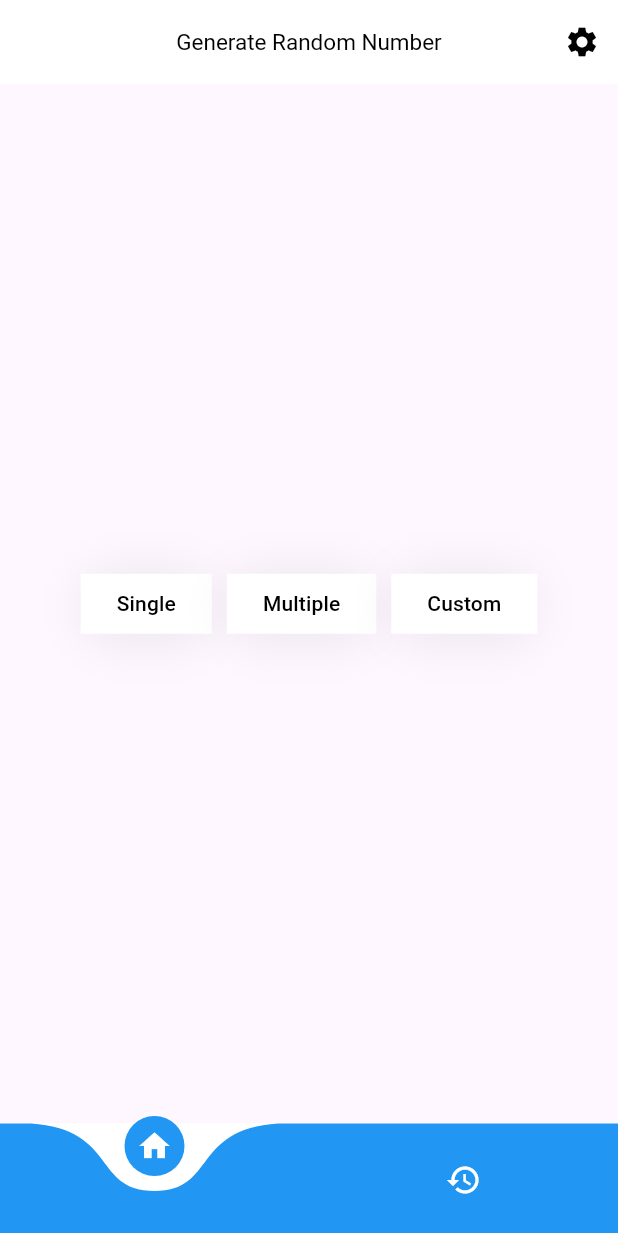
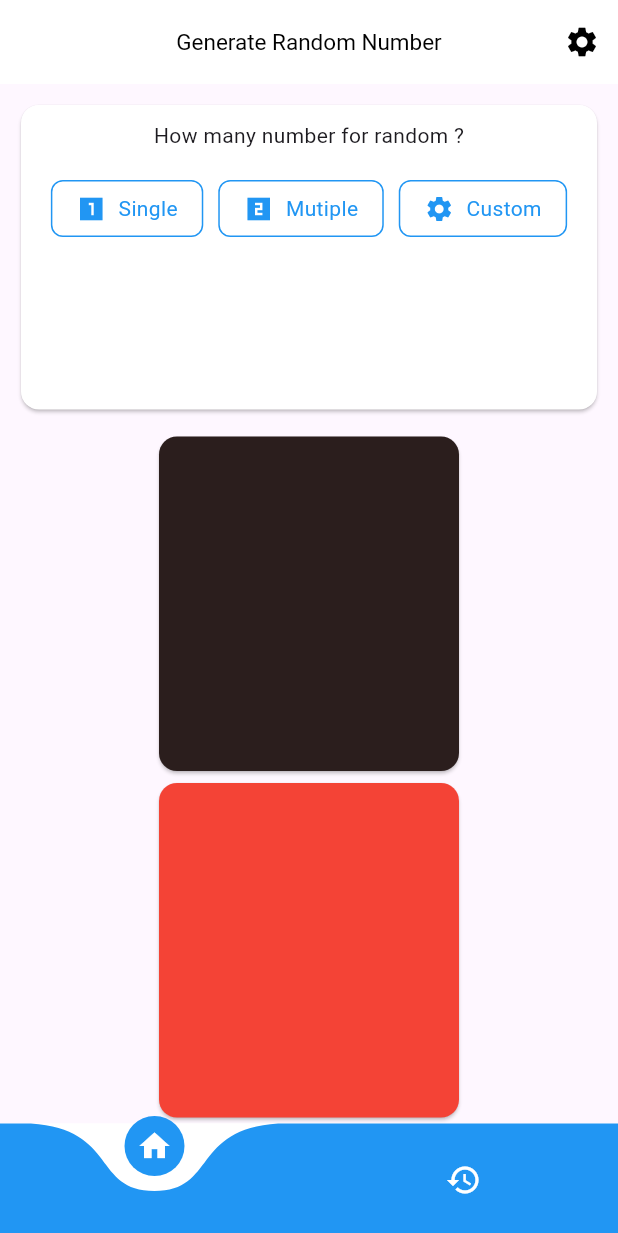
Before and after one commit to mengseusorm/random-number-app, a Flutter app: the screen it shows after launch, on a phone screen of 412 x 824 dp. Shown: the top 1233 px of the screen. Run offline on Flutter 3.47's test engine with Material 3 defaults, Android fonts, the light colour scheme and no system bars; drawn by our look-alikes of curved_navigation_bar, group_button; our stand-ins replace font_awesome_flutter, get, getwidget.

Commit message:
'update'

```diff
--- a/lib/views/page/home.dart
+++ b/lib/views/page/home.dart
@@ -2,42 +2,111 @@ import 'package:flutter/material.dart';
 import 'package:get/get.dart';
 import 'package:random_number_app/controller/randomController.dart';
 import 'package:group_button/group_button.dart';
-
+import 'package:font_awesome_flutter/font_awesome_flutter.dart';
 class Home extends StatelessWidget {
   final OptionContoller controller = Get.put(OptionContoller());
-
-  List<Widget> optionRandomNumbers = <Widget>[
-    Text('Single'),
-    Text('Multiple'),
-    Text('Custorm')
-  ];
-  bool vertical = false;
-
   @override
   Widget build(BuildContext context) {
     return Scaffold(
       body: Container(
-        padding: EdgeInsets.all(10),
         child: Column(
-          mainAxisAlignment: MainAxisAlignment.center,
+          mainAxisSize: MainAxisSize.max,
           children: [
-            Center(
-              child: GroupButton(
-                buttons: [
-                  "Single",
-                  "Multiple",
-                  "Custom",
-                ],
+            Expanded(
+              child: Padding(
+                padding: EdgeInsets.all(10),
+                child: Card(
+                  color: Colors.white,
+                  child: SizedBox(
+                    width: double.infinity,
+                    height: double.infinity, // Full size
+                    child: Padding(
+                      padding: EdgeInsets.all(10),
+                      child: Column(
+                        children: [
+                            Text(
+                              "How many number for random ?",
+                              textAlign: TextAlign.start,
+                            ),
+                            SizedBox(
+                              height: 20,
+                            ),
+                            GroupButton(
+                              buttons: ["Single", "Mutiple", "Custom"],
+                              // Use buttonBuilder to customize each button
+                              buttonBuilder: (selected, button, context) {
+                                IconData icon;
+                                // Assign different icons based on the button text
+                                if (button == "Single") {
+                                  icon = Icons.looks_one_sharp;
+                                } else if (button == "Mutiple") {
+                                  icon = Icons.looks_two_sharp;
+                                } else {
+                                  icon = Icons.settings;
+                                }
+                                return Container(
+                                  padding: EdgeInsets.symmetric(horizontal: 16, vertical: 8),
+                                  decoration: BoxDecoration(
+                                    color: selected ? Colors.blue : Colors.white,
+                                    border: Border.all(color: Colors.blue),
+                                    borderRadius: BorderRadius.circular(8),
+                                  ),
+                                  child: Row(
+                                    mainAxisSize: MainAxisSize.min,
+                                    children: [
+                                      Icon(
+                                        icon,
+                                        size: 20,
+                                        color: selected ? Colors.white : Colors.blue,
+                                      ),
+                                      SizedBox(width: 8),
+                                      Text(
+                                        button,
+                                        style: TextStyle(
+                                          color: selected ? Colors.white : Colors.blue,
+                                        ),
+                                      ),
+                                    ],
+                                  ),
+                                );
+                              },
+                              options: GroupButtonOptions(
+                                spacing: 10,
+                                selectedColor: Colors.blue,
+                                unselectedColor: Colors.white,
+                                selectedTextStyle: TextStyle(color: Colors.white),
+                                unselectedTextStyle: TextStyle(color: Colors.blue),
+                                borderRadius: BorderRadius.circular(8),
+                                selectedBorderColor: Colors.blue,
+                                unselectedBorderColor: Colors.blue,
+                              ),
+                            ),
+                        ],
+                      ),
+                    ),
+                  ),
+
+                )
               ),
-            ) ,
-            Center(
-
-            )
-            // Expanded(
-            //   child: GroupButton(
-            //     buttons: ["Button 1", "Button 2", "Button 3"],
-            //   ),
-            // )
+            ),
+            Expanded(
+              child: Card(
+                color: const Color.fromARGB(255, 43, 30, 29),
+                child: SizedBox(
+                  width: 200,
+                  height: 200,
+                ),
+              )
+            ),
+            Expanded(
+              child: Card(
+                color: Colors.red,
+                child: SizedBox(
+                  width: 200,
+                  height: 200,
+                ),
+              )
+            ),
           ],
         ),
       )
```
